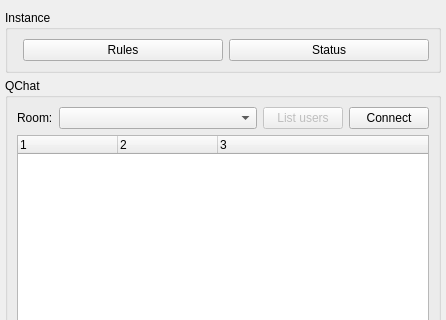
The window that qchat/gui/dck_qchat.ui (geotribu/qchat) describes before a commit, drawn with Qt 5; both pictures show x 0 to 446 and y 0 to 320 of the 446 by 887 pixel window.
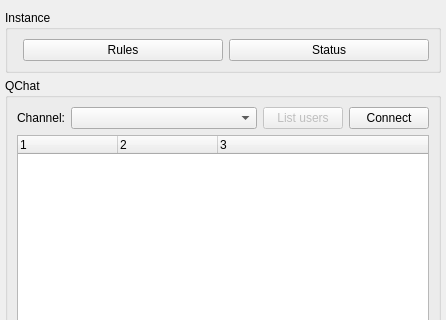
The same window after the commit. Custom widgets are drawn as their Qt base class.

Commit message: refactor(qchat): rename room to channel

```diff
--- a/qchat/gui/dck_qchat.ui
+++ b/qchat/gui/dck_qchat.ui
@@ -131,7 +131,7 @@
             </sizepolicy>
            </property>
            <property name="text">
-            <string>Room:</string>
+            <string>Channel:</string>
            </property>
           </widget>
          </item>
```
Left out of the diff: 6 changed lines with no effect on the pictures. The commit also changes 7 other files.
